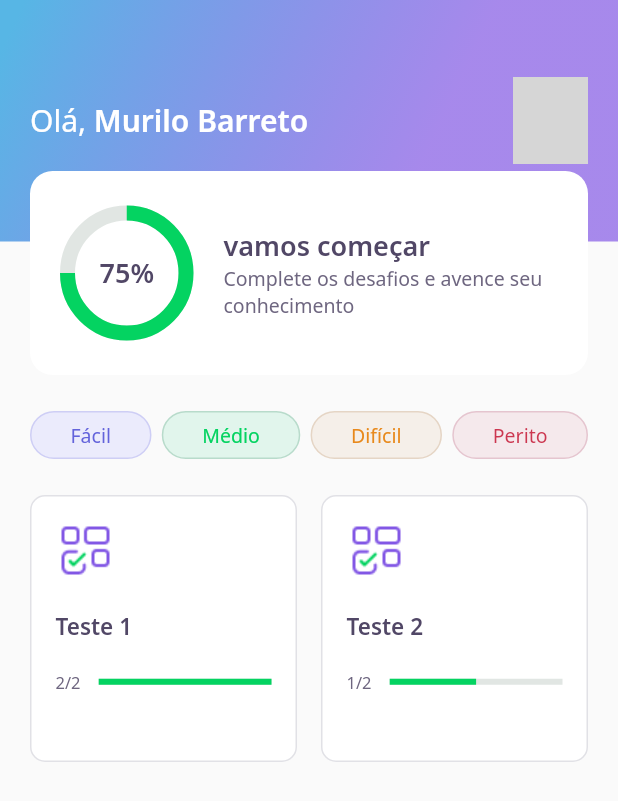
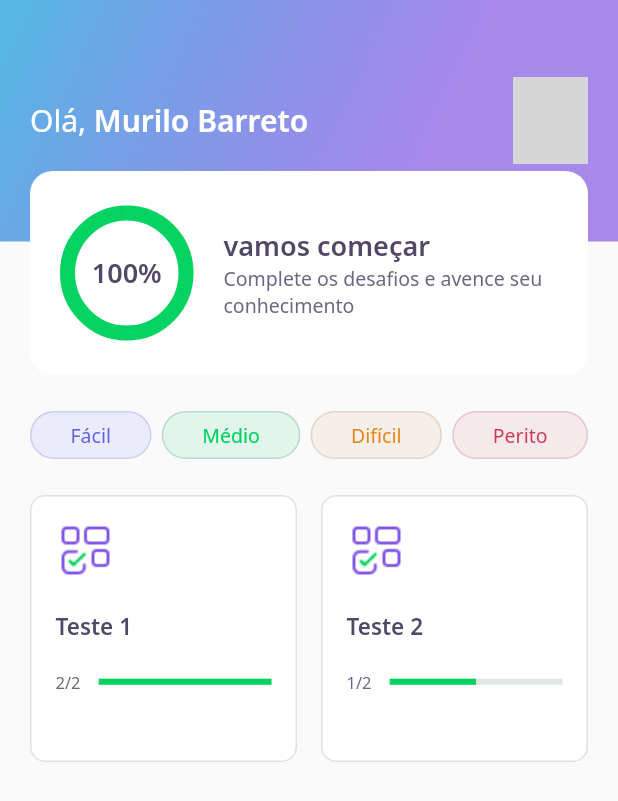
Before and after one commit to MuriloBarreto/Quiz-Flutter, a Flutter app: the screen it shows after launch, on a phone screen of 412 x 824 dp. Shown: the top 801 px of the screen. Run offline on Flutter 3.47's test engine with Material 2 defaults, Android fonts, the phone set to English and light mode, and no system bars; our stand-ins replace google_fonts, share_plus; accounts and stored records are empty; network calls fail; grey boxes are pictures that could not be loaded.

Commit message:
widget result e animation na home

```diff
--- a/lib/challenge/challenge_controller.dart
+++ b/lib/challenge/challenge_controller.dart
@@ -6,4 +6,6 @@ class ChallengeController {
   final currentPageNotifier = ValueNotifier<int>(1);
   int get currentPage => currentPageNotifier.value;
   set currentPage(int value) => currentPageNotifier.value = value;
+
+  int acertos = 0;
 }
--- a/lib/challenge/widgets/awnser/awnser_widgets.dart
+++ b/lib/challenge/widgets/awnser/awnser_widgets.dart
@@ -7,7 +7,7 @@ class AwnserWidget extends StatelessWidget {
 
   final bool isSelected;
   final AwnserModel anwser;
-  final VoidCallback onTap;
+  final ValueChanged<bool> onTap;
   final bool disabled;
 
   const AwnserWidget({Key? key, this.isSelected = false, required this.anwser, required this.onTap, this.disabled = false}) : super(key: key);
@@ -36,7 +36,9 @@ class AwnserWidget extends StatelessWidget {
       child: IgnorePointer(
         ignoring: disabled,
         child: GestureDetector(
-          onTap: onTap,
+          onTap: (){
+            onTap(anwser.isRight);
+          },
           child: Container(
             padding: EdgeInsets.all(16),
             decoration: BoxDecoration(
--- a/lib/challenge/widgets/next_button/next_button_widget.dart
+++ b/lib/challenge/widgets/next_button/next_button_widget.dart
@@ -11,6 +11,10 @@ class NextButtonWidget extends StatelessWidget{
   NextButtonWidget({required this.label, required this.backgroundColor, required this.fontColor, required this.borderColor, required this.onTap});
 
   NextButtonWidget.green({required String label, required VoidCallback onTap}): this.backgroundColor = AppColors.darkGreen, this.fontColor = AppColors.white, this.label = label, this.borderColor = AppColors.green, this.onTap = onTap;
+
+  NextButtonWidget.purple({required String label, required VoidCallback onTap}): this.backgroundColor = AppColors.purple, this.fontColor = AppColors.white, this.label = label, this.borderColor = AppColors.green, this.onTap = onTap;
+
+  NextButtonWidget.tranparente({required String label, required VoidCallback onTap}): this.backgroundColor = Colors.transparent, this.fontColor = AppColors.white, this.label = label, this.borderColor = AppColors.green, this.onTap = onTap;
 
   NextButtonWidget.white({required String label, required VoidCallback onTap}): this.backgroundColor = AppColors.white, this.fontColor = AppColors.grey, this.label = label, this.borderColor = AppColors.border, this.onTap = onTap;
 
--- a/lib/core/app_widget.dart
+++ b/lib/core/app_widget.dart
@@ -1,5 +1,3 @@
-import 'package:DevQuiz/challenge/challenge_page.dart';
-import 'package:DevQuiz/home/home_page.dart';
 import 'package:DevQuiz/splash/splash_page.dart';
 import 'package:flutter/material.dart';
 
@@ -8,7 +6,7 @@ class AppWidget extends StatelessWidget {
   Widget build(BuildContext context) {
     return MaterialApp(
       title: "DevQuiz",
-      home: HomePage(),
+      home: SplashPage(),
     );
   }
 }
--- a/lib/home/home_page.dart
+++ b/lib/home/home_page.dart
@@ -80,7 +80,8 @@ class _HomePageState extends State<HomePage> {
                                     context,
                                     MaterialPageRoute(
                                         builder: (context) => ChallengePage(
-                                              questions: e.questions
+                                              questions: e.questions,
+                                              title: e.title,
                                             )));
                               },
                             ))
--- a/lib/home/widgets/appbar/app_bar_widget.dart
+++ b/lib/home/widgets/appbar/app_bar_widget.dart
@@ -39,7 +39,7 @@ class AppBarWidget extends PreferredSize {
         ),
         Align(
           alignment: Alignment(0.0, 1.0),
-          child: ScoreCardWidget()
+          child: ScoreCardWidget(percent: user.score/100)
         ),
       ],
     )
--- a/lib/home/widgets/chart/chart_widget.dart
+++ b/lib/home/widgets/chart/chart_widget.dart
@@ -2,7 +2,32 @@ import 'package:DevQuiz/core/app_colors.dart';
 import 'package:DevQuiz/core/app_text_styles.dart';
 import 'package:flutter/material.dart';
 
-class ChartWidget extends StatelessWidget {
+class ChartWidget extends StatefulWidget {
+  final double percent;
+
+  const ChartWidget({Key? key, required this.percent}) : super(key: key);
+
+  @override
+  _ChartWidgetState createState() => _ChartWidgetState();
+}
+
+class _ChartWidgetState extends State<ChartWidget> with SingleTickerProviderStateMixin {
+
+  late AnimationController _controller;
+  late Animation<double> _animation;
+
+  void _initAnimation(){
+    _controller = AnimationController(vsync: this, duration: Duration(seconds: 3));
+    _animation = Tween<double>(begin: 0.0,end: widget.percent).animate(_controller);
+    _controller.forward();
+  }
+
+  @override
+  void initState() {
+    _initAnimation();
+    super.initState();
+  }
+
   @override
   Widget build(BuildContext context) {
     return Padding(
@@ -10,7 +35,7 @@ class ChartWidget extends StatelessWidget {
       child: Container(
         height: 80,
         width: 80,
-        child: Stack(
+        child: AnimatedBuilder(animation: _animation, builder: (context,_) => Stack(
           children: [
             Center(
               child: Container(
@@ -18,16 +43,16 @@ class ChartWidget extends StatelessWidget {
                 width: 80,
                 child: CircularProgressIndicator(
                   strokeWidth: 10,
-                  value: .75,
+                  value: _animation.value,
                   backgroundColor: AppColors.chartSecondary,
                   valueColor: AlwaysStoppedAnimation<Color>(AppColors.chartPrimary),
                 ),
               ),
             ),
 
-            Center(child: Text("75%",style: AppTextStyles.heading,))
+            Center(child: Text("${(_animation.value * 100).toInt()}%",style: AppTextStyles.heading,))
           ],
-        )
+        ))
       ),
     );
   }
--- a/lib/home/widgets/score_card/score_card_widget.dart
+++ b/lib/home/widgets/score_card/score_card_widget.dart
@@ -4,6 +4,9 @@ import 'package:DevQuiz/home/widgets/chart/chart_widget.dart';
 import 'package:flutter/material.dart';
 
 class ScoreCardWidget extends StatelessWidget {
+  final double percent;
+
+  const ScoreCardWidget({Key? key, required this.percent}) : super(key: key);
   @override
   Widget build(BuildContext context) {
     return Padding(
@@ -19,7 +22,7 @@ class ScoreCardWidget extends StatelessWidget {
             children: [
             Expanded(
               flex: 1,
-              child: ChartWidget()
+              child: ChartWidget(percent: percent)
             ),
             Expanded(
               flex: 3,
--- a/lib/splash/splash_page.dart
+++ b/lib/splash/splash_page.dart
@@ -1,9 +1,12 @@
 import 'package:DevQuiz/core/core.dart';
+import 'package:DevQuiz/home/home_page.dart';
 import 'package:flutter/material.dart';
 
 class SplashPage extends StatelessWidget {
+
   @override
   Widget build(BuildContext context) {
+    Future.delayed(Duration(seconds: 3)).then((_) => Navigator.pushReplacement(context, MaterialPageRoute(builder: (context) => HomePage())));
     return Scaffold(
       body: Container(
         decoration: BoxDecoration(gradient: AppGradients.linear),
--- a/pubspec.yaml
+++ b/pubspec.yaml
@@ -10,6 +10,7 @@ dependencies:
     sdk: flutter
   cupertino_icons: ^1.0.2
   google_fonts: ^2.0.0
+  share_plus: ^2.0.1
 
 dev_dependencies:
   flutter_test:
@@ -19,4 +20,5 @@ flutter:
   assets:
     - assets/images/
     - assets/database/
+
   uses-material-design: true
```
Also changed, not shown: lib/challenge/challenge_page.dart (+13 -4 lines), lib/challenge/widgets/quiz/quiz_widgets.dart (+4 -4 lines), lib/result/result_page.dart (added, +60 -0 lines), pubspec.lock.
